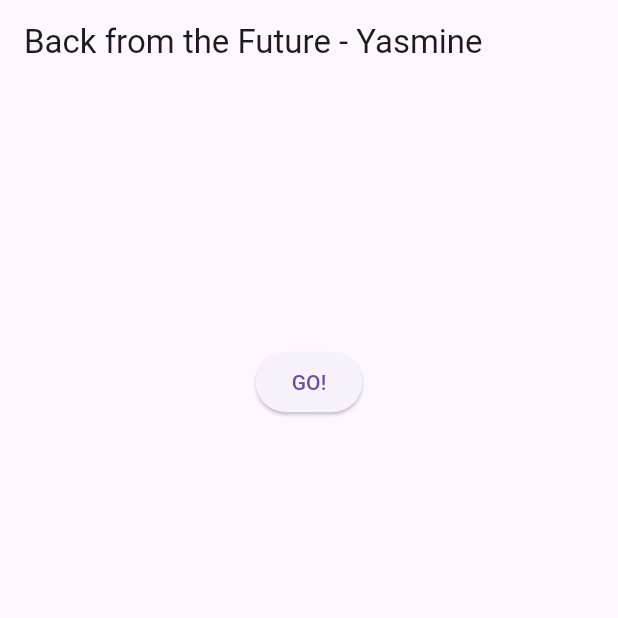
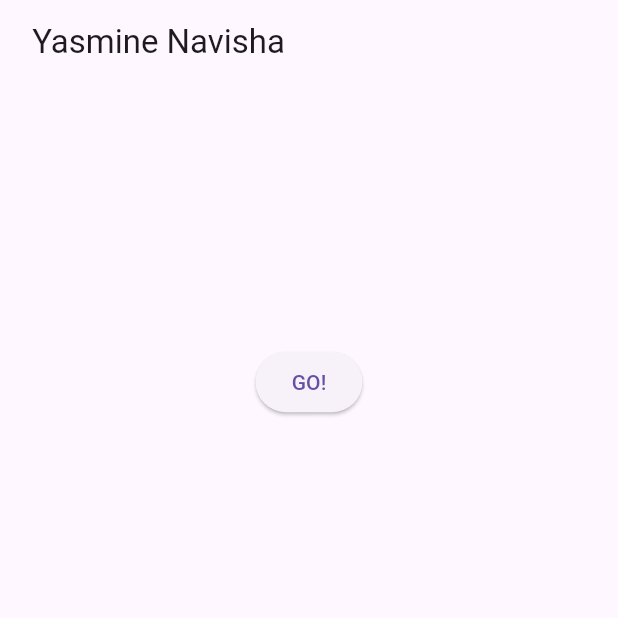
Before and after one commit to yasminenavishaa/src-week-12, a Flutter app: the screen it shows after launch, on a phone screen of 412 x 824 dp, the top half of it. Run offline on Flutter 3.47's test engine with Material 3 defaults, Android fonts, the phone set to English and light mode, and no system bars.

Commit message:
W12: Soal 3

```diff
--- a/lib/main.dart
+++ b/lib/main.dart
@@ -46,7 +46,7 @@ class _FuturePageState extends State<FuturePage> {
   Widget build(BuildContext context) {
     return Scaffold(
       appBar: AppBar(
-        title: const Text('Back from the Future - Yasmine'),
+        title: const Text(' Yasmine Navisha '),
       ),
       body: Center(
         child: Column(
```
Also changed, not shown: imagess/image6.png (added), imagess/image7.png (added), imagess/image8.png (added), 1 other file.
